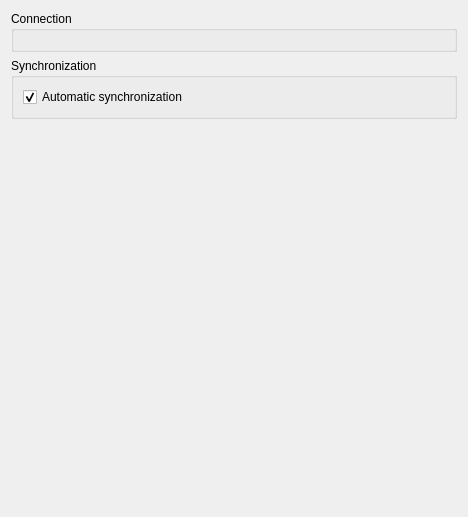
RemeshevskiyValeriy/nextgis_connect, file src/nextgis_connect/legacy/detached_editing/container/ui/layer_config_widget_base.ui: the form before one commit.
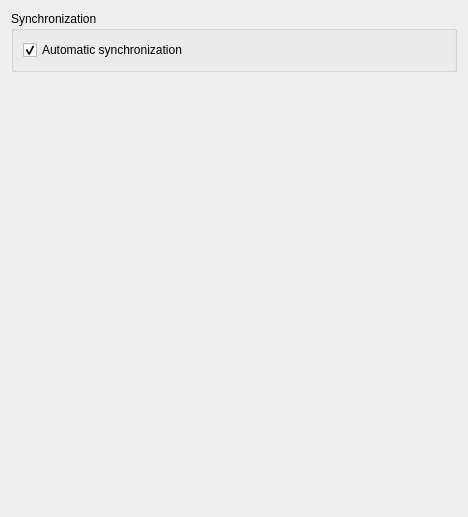
The form after the commit.

Commit message: Improve connection and detached cache migration

What changed in the file:
```diff
--- a/src/nextgis_connect/legacy/detached_editing/container/ui/layer_config_widget_base.ui
+++ b/src/nextgis_connect/legacy/detached_editing/container/ui/layer_config_widget_base.ui
@@ -14,14 +14,6 @@
    <string>Detached Layer Config</string>
   </property>
   <layout class="QVBoxLayout" name="verticalLayout_3">
-   <item>
-    <widget class="QGroupBox" name="connectionGroupBox">
-     <property name="title">
-      <string>Connection</string>
-     </property>
-     <layout class="QVBoxLayout" name="verticalLayout_2"/>
-    </widget>
-   </item>
    <item>
     <widget class="QGroupBox" name="synchronizationGroupBox">
      <property name="title">
```
The commit also changes 35 other files.
